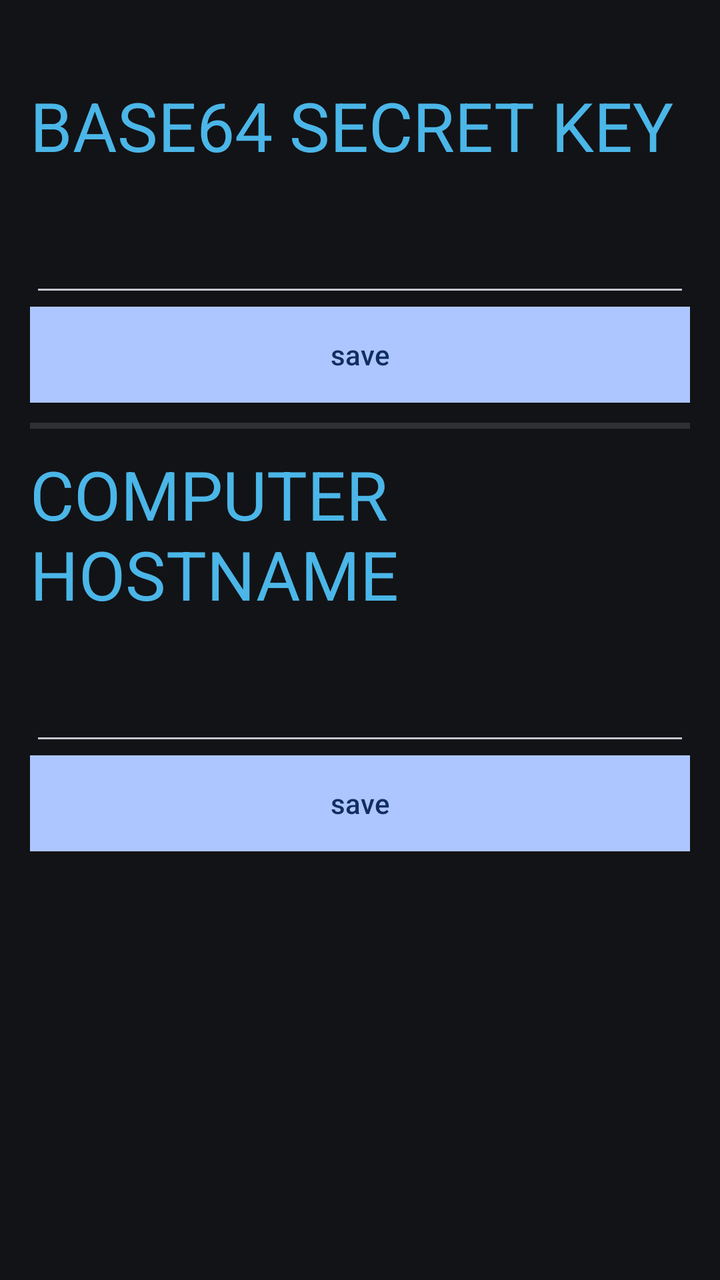
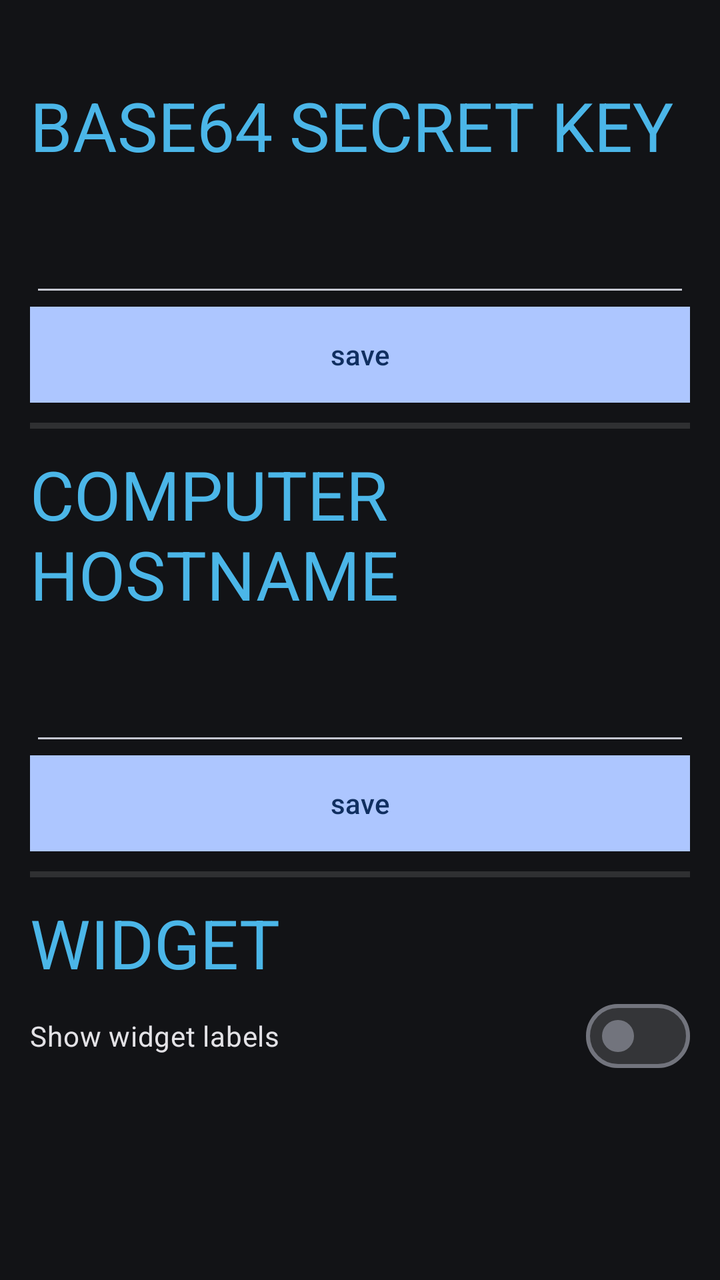

Screens rendered from an Android XML layout before and after an edit, with the pre-edit source and the edit as a unified diff.
<!-- AndroidManifest.xml: application theme Theme.Material3.DynamicColors.Dark.NoActionBar -->
<!-- res/layout/main_activity.xml -->
<?xml version="1.0" encoding="utf-8"?>
<LinearLayout xmlns:android="http://schemas.android.com/apk/res/android"
    xmlns:app="http://schemas.android.com/apk/res-auto"
    android:layout_width="match_parent"
    android:layout_height="match_parent"
    android:background="?android:attr/colorBackground"
    android:gravity="center_horizontal"
    android:orientation="vertical"
    android:paddingHorizontal="15dp"
    android:paddingTop="40dp">

    <LinearLayout
        android:layout_width="match_parent"
        android:layout_height="wrap_content"
        android:gravity="center"
        android:orientation="vertical"
        android:paddingBottom="10dp">

        <TextView
            android:id="@+id/secret_key_label"
            android:layout_width="match_parent"
            android:layout_height="wrap_content"
            android:text="BASE64 SECRET KEY"
            android:textAppearance="@style/TextAppearance.AppCompat.Display1"
            android:textColor="@color/material_dynamic_primary70"
            android:textFontWeight="500" />

        <EditText
            android:id="@+id/secret_key_text_entry"
            android:layout_width="match_parent"
            android:layout_height="68dp"
            android:ems="10"
            android:inputType="text|textVisiblePassword|textNoSuggestions" />

        <Button
            android:id="@+id/secret_key_save_button"
            android:layout_width="match_parent"
            android:layout_height="wrap_content"
            android:background="@color/material_dynamic_neutral40"
            android:text="save" />

    </LinearLayout>

    <View
        android:id="@+id/divider"
        android:layout_width="match_parent"
        android:layout_height="3dp"
        android:background="?android:attr/listDivider" />

    <LinearLayout
        android:layout_width="match_parent"
        android:layout_height="wrap_content"
        android:gravity="center"
        android:orientation="vertical"
        android:paddingTop="10dp">

        <TextView
            android:id="@+id/computer_hostname_label"
            android:layout_width="match_parent"
            android:layout_height="wrap_content"
            android:text="COMPUTER HOSTNAME"
            android:textAppearance="@style/TextAppearance.AppCompat.Display1"
            android:textColor="@color/material_dynamic_primary70"
            android:textFontWeight="500" />

        <EditText
            android:id="@+id/computer_hostname_text_entry"
            android:layout_width="match_parent"
            android:layout_height="68dp"
            android:ems="10"
            android:inputType="text|textNoSuggestions" />

        <Button
            android:id="@+id/computer_hostname_save_button"
            android:layout_width="match_parent"
            android:layout_height="wrap_content"
            android:background="@color/material_dynamic_neutral40"
            android:text="save" />

    </LinearLayout>

</LinearLayout>
<!-- resources referenced by this layout -->
<resources>

</resources>

<!-- the commit's change to res/layout/main_activity.xml (unified diff, before → after) -->
@@ -1,6 +1,7 @@
 <?xml version="1.0" encoding="utf-8"?>
 <LinearLayout xmlns:android="http://schemas.android.com/apk/res/android"
     xmlns:app="http://schemas.android.com/apk/res-auto"
+    xmlns:tools="http://schemas.android.com/tools"
     android:layout_width="match_parent"
     android:layout_height="match_parent"
     android:background="?android:attr/colorBackground"
@@ -52,7 +53,8 @@
         android:layout_height="wrap_content"
         android:gravity="center"
         android:orientation="vertical"
-        android:paddingTop="10dp">
+        android:paddingTop="10dp"
+        android:paddingBottom="10dp">
 
         <TextView
             android:id="@+id/computer_hostname_label"
@@ -79,4 +81,32 @@
 
     </LinearLayout>
 
+    <View
+        android:layout_width="match_parent"
+        android:layout_height="3dp"
+        android:background="?android:attr/listDivider" />
+
+    <LinearLayout
+        android:layout_width="match_parent"
+        android:layout_height="match_parent"
+        android:orientation="vertical"
+        android:paddingVertical="10dp">
+
+        <TextView
+            android:id="@+id/textView"
+            android:layout_width="match_parent"
+            android:layout_height="wrap_content"
+            android:text="WIDGET"
+            android:textAppearance="@style/TextAppearance.AppCompat.Display1"
+            android:textColor="@color/material_dynamic_primary70" />
+
+        <com.google.android.material.materialswitch.MaterialSwitch
+            android:id="@+id/showLabelsSwitch"
+            android:layout_width="match_parent"
+            android:layout_height="wrap_content"
+            android:checked="false"
+            android:text="Show widget labels"
+            tools:checked="true" />
+    </LinearLayout>
+
 </LinearLayout>
